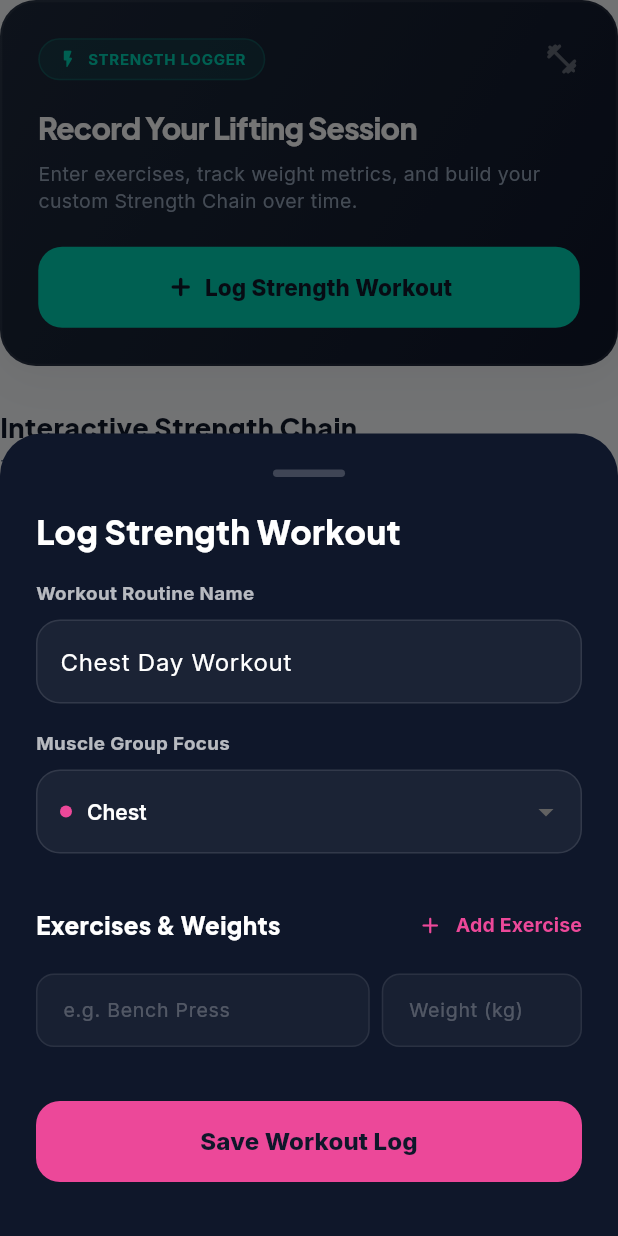
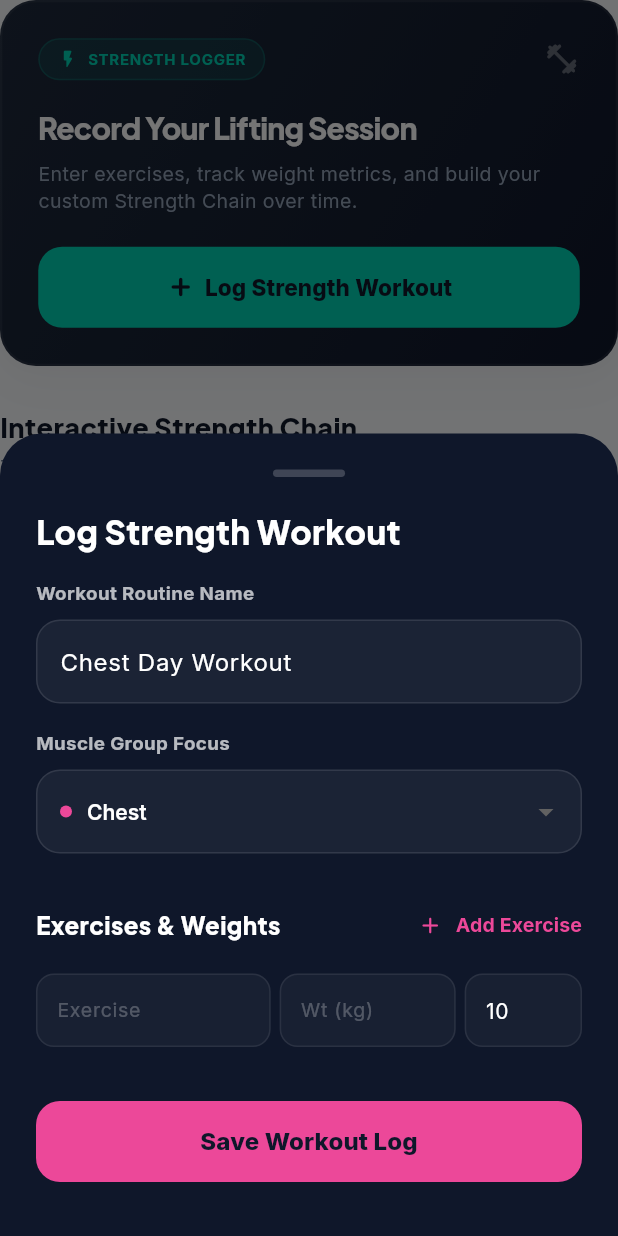
Before and after one commit to DARSHAN-URS/Fitsnap_App, a Flutter app: the StrengthChainWidget widget shown alone on an empty page, opened directly, after a tap on "Log Strength Workout", on a phone screen of 412 x 824 dp. Run offline on Flutter 3.47's test engine with Material 3 defaults, Android fonts, the phone set to English and light mode, and no system bars; our stand-ins replace cached_network_image, flutter_local_notifications, flutter_riverpod, flutter_secure_storage, geolocator, google_fonts and 6 more; missing offline and left inert: health; accounts and stored records are empty; network calls fail.

Commit message:
feat: track and display reps count dynamically in strength weight workouts logger

```diff
--- a/lib/widgets/strength_chain_widget.dart
+++ b/lib/widgets/strength_chain_widget.dart
@@ -11,18 +11,25 @@ import '../services/api_service.dart';
 class StrengthExercise {
   final String name;
   final double weight;
-
-  StrengthExercise({required this.name, required this.weight});
+  final int reps;
+
+  StrengthExercise({
+    required this.name,
+    required this.weight,
+    required this.reps,
+  });
 
   Map<String, dynamic> toJson() => {
         'name': name,
         'weight': weight,
+        'reps': reps,
       };
 
   factory StrengthExercise.fromJson(Map<String, dynamic> json) {
     return StrengthExercise(
       name: json['name'] as String? ?? '',
       weight: (json['weight'] as num?)?.toDouble() ?? 0.0,
+      reps: json['reps'] as int? ?? 10,
     );
   }
 }
@@ -131,6 +138,7 @@ class _StrengthChainWidgetState extends State<StrengthChainWidget> {
               final List<StrengthExercise> exercises = exercisesRaw.map((e) => StrengthExercise(
                 name: e['name']?.toString() ?? '',
                 weight: (e['weight'] as num?)?.toDouble() ?? 0.0,
+                reps: e['reps'] as int? ?? 10,
               )).toList();
 
               parsed.add(StrengthWorkout(
@@ -197,6 +205,7 @@ class _StrengthChainWidgetState extends State<StrengthChainWidget> {
         final exercisesPayload = workout.exercises.map((e) => {
           'name': e.name,
           'weight': e.weight,
+          'reps': e.reps,
         }).toList();
 
         final res = await ApiService.saveStrengthWorkout(
@@ -260,9 +269,9 @@ class _StrengthChainWidgetState extends State<StrengthChainWidget> {
         category: 'Chest',
         date: now.subtract(const Duration(days: 7)),
         exercises: [
-          StrengthExercise(name: 'Bench Press', weight: 75.0),
-          StrengthExercise(name: 'Incline Dumbbell Press', weight: 26.0),
-          StrengthExercise(name: 'Chest Flys', weight: 14.0),
+          StrengthExercise(name: 'Bench Press', weight: 75.0, reps: 10),
+          StrengthExercise(name: 'Incline Dumbbell Press', weight: 26.0, reps: 12),
+          StrengthExercise(name: 'Chest Flys', weight: 14.0, reps: 15),
         ],
       ),
       StrengthWorkout(
@@ -271,9 +280,9 @@ class _StrengthChainWidgetState extends State<StrengthChainWidget> {
         category: 'Legs',
         date: now.subtract(const Duration(days: 6)),
         exercises: [
-          StrengthExercise(name: 'Squats', weight: 90.0),
-          StrengthExercise(name: 'Leg Press', weight: 180.0),
-          StrengthExercise(name: 'Calf Raises', weight: 45.0),
+          StrengthExercise(name: 'Squats', weight: 90.0, reps: 8),
+          StrengthExercise(name: 'Leg Press', weight: 180.0, reps: 12),
+          StrengthExercise(name: 'Calf Raises', weight: 45.0, reps: 20),
         ],
       ),
       StrengthWorkout(
@@ -282,9 +291,9 @@ class _StrengthChainWidgetState extends State<StrengthChainWidget> {
         category: 'Back',
         date: now.subtract(const Duration(days: 4)),
         exercises: [
-          StrengthExercise(name: 'Deadlift', weight: 110.0),
-          StrengthExercise(name: 'Lat Pulldown', weight: 60.0),
-          StrengthExercise(name: 'Seated Cable Row', weight: 55.0),
+          StrengthExercise(name: 'Deadlift', weight: 110.0, reps: 5),
+          StrengthExercise(name: 'Lat Pulldown', weight: 60.0, reps: 10),
+          StrengthExercise(name: 'Seated Cable Row', weight: 55.0, reps: 12),
         ],
       ),
       StrengthWorkout(
@@ -293,9 +302,9 @@ class _StrengthChainWidgetState extends State<StrengthChainWidget> {
         category: 'Shoulders',
         date: now.subtract(const Duration(days: 3)),
         exercises: [
-          StrengthExercise(name: 'Overhead Press', weight: 45.0),
-          StrengthExercise(name: 'Dumbbell Lateral Raise', weight: 12.0),
-          StrengthExercise(name: 'Front Raise', weight: 10.0),
+          StrengthExercise(name: 'Overhead Press', weight: 45.0, reps: 8),
+          StrengthExercise(name: 'Dumbbell Lateral Raise', weight: 12.0, reps: 15),
+          StrengthExercise(name: 'Front Raise', weight: 10.0, reps: 12),
         ],
       ),
       StrengthWorkout(
@@ -304,9 +313,9 @@ class _StrengthChainWidgetState extends State<StrengthChainWidget> {
         category: 'Arms',
         date: now.subtract(const Duration(days: 1)),
         exercises: [
-          StrengthExercise(name: 'Bicep Barbell Curl', weight: 30.0),
-          StrengthExercise(name: 'Tricep Pushdowns', weight: 35.0),
-          StrengthExercise(name: 'Hammer Curls', weight: 14.0),
+          StrengthExercise(name: 'Bicep Barbell Curl', weight: 30.0, reps: 12),
+          StrengthExercise(name: 'Tricep Pushdowns', weight: 35.0, reps: 15),
+          StrengthExercise(name: 'Hammer Curls', weight: 14.0, reps: 12),
         ],
       ),
     ];
@@ -786,7 +795,7 @@ class _StrengthChainWidgetState extends State<StrengthChainWidget> {
                                 ),
                               ),
                               Text(
-                                '${e.weight.toStringAsFixed(1)} kg',
+                                '${e.weight.toStringAsFixed(1)} kg • ${e.reps} reps',
                                 style: GoogleFonts.inter(
                                   fontSize: 13,
                                   color: AppTheme.primary,
@@ -1308,9 +1317,10 @@ class _WorkoutLogModalState extends State<WorkoutLogModal> {
   final _titleController = TextEditingController();
   String _selectedCategory = 'Chest';
 
-  // State to hold lists of controllers for name and weights
+  // State to hold lists of controllers for name, weights, and reps
   final List<TextEditingController> _nameControllers = [];
   final List<TextEditingController> _weightControllers = [];
+  final List<TextEditingController> _repsControllers = [];
 
   @override
   void initState() {
@@ -1328,6 +1338,9 @@ class _WorkoutLogModalState extends State<WorkoutLogModal> {
     for (var c in _weightControllers) {
       c.dispose();
     }
+    for (var c in _repsControllers) {
+      c.dispose();
+    }
     super.dispose();
   }
 
@@ -1335,6 +1348,7 @@ class _WorkoutLogModalState extends State<WorkoutLogModal> {
     setState(() {
       _nameControllers.add(TextEditingController());
       _weightControllers.add(TextEditingController());
+      _repsControllers.add(TextEditingController()..text = '10');
     });
   }
 
@@ -1343,8 +1357,10 @@ class _WorkoutLogModalState extends State<WorkoutLogModal> {
       setState(() {
         _nameControllers[index].dispose();
         _weightControllers[index].dispose();
+        _repsControllers[index].dispose();
         _nameControllers.removeAt(index);
         _weightControllers.removeAt(index);
+        _repsControllers.removeAt(index);
       });
     }
   }
@@ -1364,8 +1380,9 @@ class _WorkoutLogModalState extends State<WorkoutLogModal> {
       for (int i = 0; i < _nameControllers.length; i++) {
         final name = _nameControllers[i].text.trim();
         final weight = double.tryParse(_weightControllers[i].text) ?? 0.0;
+        final reps = int.tryParse(_repsControllers[i].text) ?? 10;
         if (name.isNotEmpty && weight > 0) {
-          exercises.add(StrengthExercise(name: name, weight: weight));
+          exercises.add(StrengthExercise(name: name, weight: weight, reps: reps));
         }
       }
 
@@ -1554,16 +1571,16 @@ class _WorkoutLogModalState extends State<WorkoutLogModal> {
                         children: [
                           // Exercise Name
                           Expanded(
-                            flex: 5,
+                            flex: 4,
                             child: TextFormField(
                               controller: _nameControllers[idx],
                               style: GoogleFonts.inter(color: Colors.white, fontSize: 14),
                               decoration: InputDecoration(
-                                hintText: 'e.g. Bench Press',
+                                hintText: 'Exercise',
                                 hintStyle: TextStyle(color: Colors.white.withOpacity(0.25), fontSize: 13),
                                 filled: true,
                                 fillColor: Colors.white.withOpacity(0.04),
-                                contentPadding: const EdgeInsets.symmetric(horizontal: 14, vertical: 14),
+                                contentPadding: const EdgeInsets.symmetric(horizontal: 10, vertical: 14),
                                 enabledBorder: OutlineInputBorder(
                                   borderRadius: BorderRadius.circular(12),
                                   borderSide: BorderSide(color: Colors.white.withOpacity(0.08)),
@@ -1577,7 +1594,7 @@ class _WorkoutLogModalState extends State<WorkoutLogModal> {
                                   val == null || val.trim().isEmpty ? 'Required' : null,
                             ),
                           ),
-                          const SizedBox(width: 8),
+                          const SizedBox(width: 6),
 
                           // Weight (kg)
                           Expanded(
@@ -1587,11 +1604,11 @@ class _WorkoutLogModalState extends State<WorkoutLogModal> {
                               keyboardType: const TextInputType.numberWithOptions(decimal: true),
                               style: GoogleFonts.inter(color: Colors.white, fontSize: 14),
                               decoration: InputDecoration(
-                                hintText: 'Weight (kg)',
+                                hintText: 'Wt (kg)',
                                 hintStyle: TextStyle(color: Colors.white.withOpacity(0.25), fontSize: 13),
                                 filled: true,
                                 fillColor: Colors.white.withOpacity(0.04),
-                                contentPadding: const EdgeInsets.symmetric(horizontal: 14, vertical: 14),
+                                contentPadding: const EdgeInsets.symmetric(horizontal: 10, vertical: 14),
                                 enabledBorder: OutlineInputBorder(
                                   borderRadius: BorderRadius.circular(12),
                                   borderSide: BorderSide(color: Colors.white.withOpacity(0.08)),
@@ -1613,6 +1630,42 @@ class _WorkoutLogModalState extends State<WorkoutLogModal> {
                               },
                             ),
                           ),
+                          const SizedBox(width: 6),
+
+                          // Reps
+                          Expanded(
+                            flex: 2,
+                            child: TextFormField(
+                              controller: _repsControllers[idx],
+                              keyboardType: TextInputType.number,
+                              style: GoogleFonts.inter(color: Colors.white, fontSize: 14),
+                              decoration: InputDecoration(
+                                hintText: 'Reps',
+                                hintStyle: TextStyle(color: Colors.white.withOpacity(0.25), fontSize: 13),
+                                filled: true,
+                                fillColor: Colors.white.withOpacity(0.04),
+                                contentPadding: const EdgeInsets.symmetric(horizontal: 10, vertical: 14),
+                                enabledBorder: OutlineInputBorder(
+                                  borderRadius: BorderRadius.circular(12),
+                                  borderSide: BorderSide(color: Colors.white.withOpacity(0.08)),
+                                ),
+                                focusedBorder: OutlineInputBorder(
+                                  borderRadius: BorderRadius.circular(12),
+                                  borderSide: BorderSide(color: themeColor),
+                                ),
+                              ),
+                              validator: (val) {
+                                if (val == null || val.trim().isEmpty) {
+                                  return 'Required';
+                                }
+                                final r = int.tryParse(val);
+                                if (r == null || r <= 0) {
+                                  return 'Invalid';
+                                }
+                                return null;
+                              },
+                            ),
+                          ),
 
                           // Remove Row Button
                           if (_nameControllers.length > 1)
```
